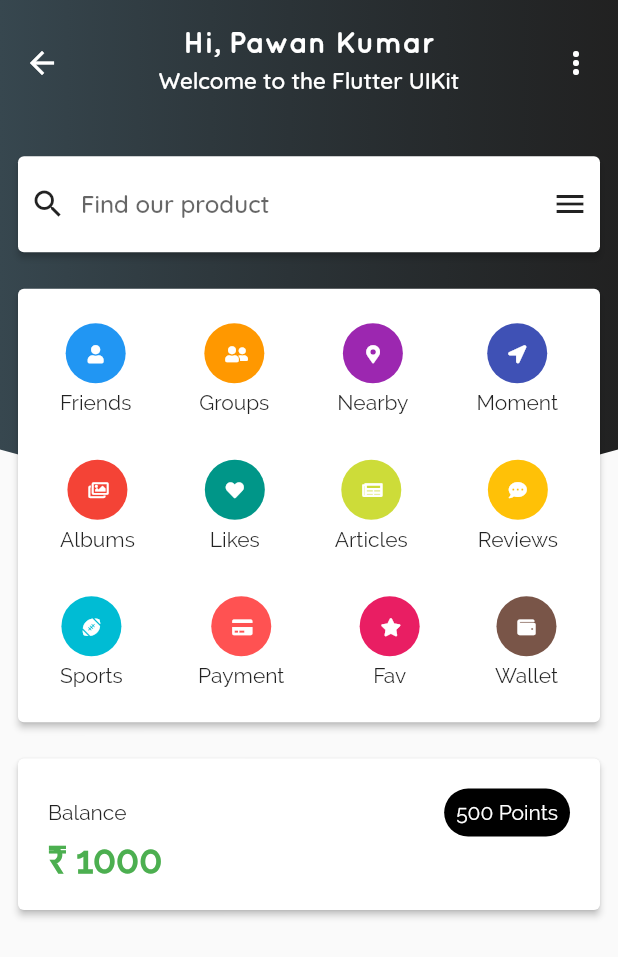
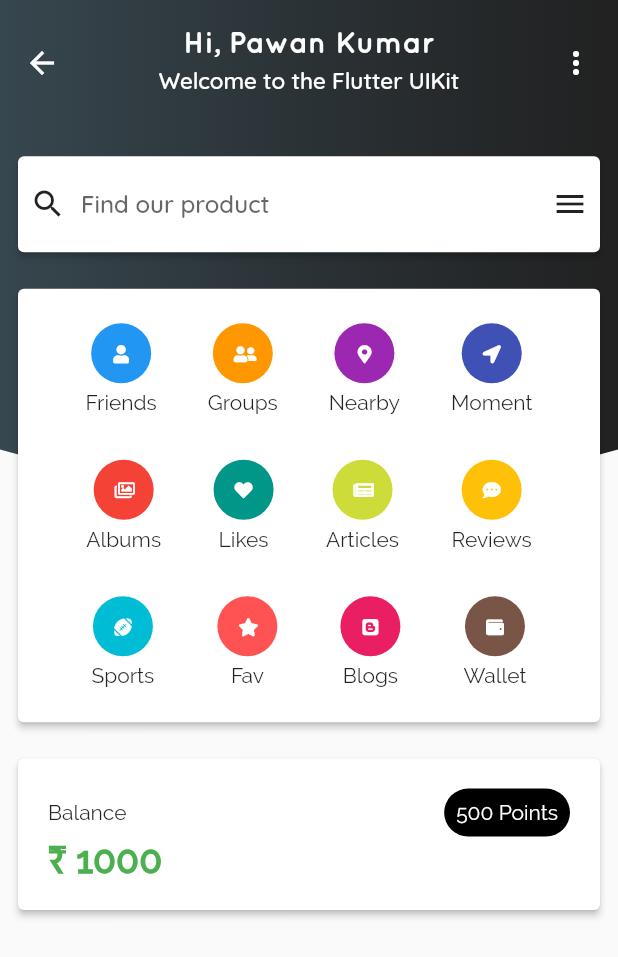
Before and after one commit to mobiledev7/Flutter-UI-Kit, a Flutter app: the DashboardOnePage screen opened by its route, on a phone screen of 412 x 824 dp. Shown: the top 957 px of the screen. Run offline on Flutter 3.47's test engine with Material 2 defaults, Android fonts, the phone set to English and light mode, and no system bars; our stand-ins replace flutter_masked_text, font_awesome_flutter, rxdart.

Commit message:
dashboard aligned

```diff
--- a/lib/ui/page/dashboard/dashboard_one.page.dart
+++ b/lib/ui/page/dashboard/dashboard_one.page.dart
@@ -80,6 +80,7 @@ class DashboardOnePage extends StatelessWidget {
           elevation: 2.0,
           child: Padding(
             padding: const EdgeInsets.all(8.0),
+            child: Center(
               child: Column(
                 mainAxisAlignment: MainAxisAlignment.start,
                 children: <Widget>[
@@ -115,17 +116,18 @@ class DashboardOnePage extends StatelessWidget {
                     firstIcon: FontAwesomeIcons.footballBall,
                     firstLabel: "Sports",
                     firstIconCircleColor: Colors.cyan,
-                  secondIcon: FontAwesomeIcons.solidCreditCard,
-                  secondLabel: "Payment",
+                    secondIcon: FontAwesomeIcons.solidStar,
+                    secondLabel: "Fav",
                     secondIconCircleColor: Colors.redAccent,
-                  thirdIcon: FontAwesomeIcons.solidStar,
-                  thirdLabel: "Fav",
+                    thirdIcon: FontAwesomeIcons.blogger,
+                    thirdLabel: "Blogs",
                     thirdIconCircleColor: Colors.pink,
                     fourthIcon: FontAwesomeIcons.wallet,
                     fourthLabel: "Wallet",
                     fourthIconCircleColor: Colors.brown,
                   ),
                 ],
+              ),
             ),
           ),
         ),
--- a/lib/ui/page/dashboard/dashboard_one/dashboard_menu_row.dart
+++ b/lib/ui/page/dashboard/dashboard_one/dashboard_menu_row.dart
@@ -35,7 +35,8 @@ class DashboardMenuRow extends StatelessWidget {
     return Padding(
       padding: const EdgeInsets.symmetric(horizontal: 20.0, vertical: 15.0),
       child: Row(
-        mainAxisAlignment: MainAxisAlignment.spaceBetween,
+        mainAxisAlignment: MainAxisAlignment.spaceAround,
+        mainAxisSize: MainAxisSize.max,
         children: <Widget>[
           LabelBelowIcon(
             icon: firstIcon,
--- a/lib/ui/widgets/label_below_icon.dart
+++ b/lib/ui/widgets/label_below_icon.dart
@@ -24,6 +24,7 @@ class LabelBelowIcon extends StatelessWidget {
       onTap: () => onPressed,
       child: Column(
         mainAxisAlignment: MainAxisAlignment.center,
+        crossAxisAlignment: CrossAxisAlignment.center,
         children: <Widget>[
           isCircleEnabled
               ? CircleAvatar(
@@ -45,6 +46,7 @@ class LabelBelowIcon extends StatelessWidget {
           ),
           Text(
             label,
+            textAlign: TextAlign.center,
             style: TextStyle(fontFamily: UIData.ralewayFont),
           )
         ],
```
Lines whose indentation alone changed are shown as unchanged.
